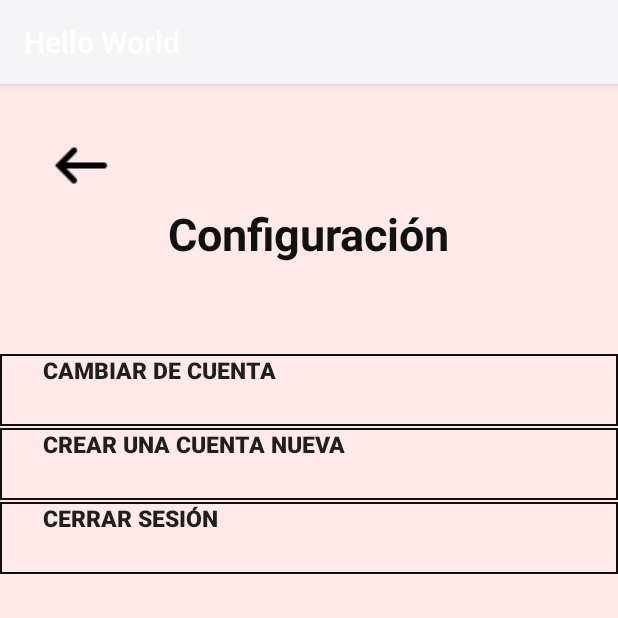
After one commit to LuCisneros/Gupo-Hello-World---Programacion-3, an Android app: the ConfigurationActivity screen opened directly, with no data from a screen before it, on a phone screen of 412 x 824 dp, the top half of it. The commit adds this screen. Run offline under Robolectric (Android 15) with nearby library versions, the phone set to English and light mode, and no system bars.

Commit message:
ConfigurationLayout

```diff
--- a/app/src/main/AndroidManifest.xml
+++ b/app/src/main/AndroidManifest.xml
@@ -10,6 +10,7 @@
         android:supportsRtl="true"
         android:theme="@style/AppTheme">
 
+        <activity android:name=".ConfigurationActivity"/>
         <activity android:name=".SearchActivity"/>
         <activity android:name=".ProductsActivity"/>
         <activity android:name=".MainActivity"/>
--- /dev/null
+++ b/app/src/main/java/com/example/helloworld/ConfigurationActivity.java
@@ -0,0 +1,66 @@
+package com.example.helloworld;
+
+import android.content.Intent;
+import android.os.Bundle;
+import android.view.View;
+import android.widget.Button;
+import android.widget.ImageButton;
+
+import androidx.appcompat.app.AppCompatActivity;
+
+
+public class ConfigurationActivity extends AppCompatActivity {
+
+    ImageButton arrow;
+    Button changeAccount;
+    Button createAccount;
+    Button closeAccount;
+
+    protected void onCreate(Bundle savedInstanceState) {
+        super.onCreate(savedInstanceState);
+
+        setContentView(R.layout.activity_configuracion);
+
+        arrow = findViewById(R.id.backArrow);
+        changeAccount = findViewById(R.id.cambiarCuenta);
+        createAccount = findViewById(R.id.cuentaNueva);
+        closeAccount = findViewById(R.id.cerrarSesion);
+
+        arrow.setOnClickListener(new View.OnClickListener() {
+            @Override
+            public void onClick(View view) {
+
+                Intent intent = new Intent(ConfigurationActivity.this, MenuActivity.class);
+                startActivity(intent);
+            }
+        });
+
+        changeAccount.setOnClickListener(new View.OnClickListener() {
+            @Override
+            public void onClick(View view) {
+
+                final Intent intent;
+                intent = new Intent(ConfigurationActivity.this, LoginActivity.class);
+                startActivity(intent);
+            }
+        });
+
+        createAccount.setOnClickListener(new View.OnClickListener() {
+            @Override
+            public void onClick(View view) {
+
+                Intent intent = new Intent(ConfigurationActivity.this, NewAccountActivity.class);
+                startActivity(intent);
+            }
+        });
+
+        closeAccount.setOnClickListener(new View.OnClickListener() {
+            @Override
+            public void onClick(View view) {
+
+                Intent intent = new Intent(ConfigurationActivity.this, LoginActivity.class);
+                startActivity(intent);
+            }
+        });
+    }
+}
--- /dev/null
+++ b/app/src/main/java/com/example/helloworld/MenuActivity.java
@@ -0,0 +1,4 @@
+package com.example.helloworld;
+
+public class MenuActivity {
+}
--- /dev/null
+++ b/app/src/main/res/drawable/bkg_button_config.xml
@@ -0,0 +1,6 @@
+<?xml version="1.0" encoding="utf-8"?>
+<shape xmlns:android="http://schemas.android.com/apk/res/android">
+    <solid android:color="@color/colorTransparent"/>
+    <stroke android:color="@color/colorBlack" android:width="1dp"/>
+    <padding android:left="@dimen/margin_small"/>
+</shape>
--- /dev/null
+++ b/app/src/main/res/layout/activity_configuracion.xml
@@ -0,0 +1,70 @@
+<?xml version="1.0" encoding="utf-8"?>
+<FrameLayout xmlns:android="http://schemas.android.com/apk/res/android"
+    android:layout_width="match_parent"
+    android:layout_height="match_parent"
+    xmlns:tools="http://schemas.android.com/tools">
+
+    <ImageView
+        android:layout_width="match_parent"
+        android:layout_height="match_parent"
+        android:scaleType="centerCrop"
+        android:src="@drawable/fondo"/>
+
+    <LinearLayout
+        android:layout_width="match_parent"
+        android:layout_height="match_parent"
+        android:orientation="vertical">
+
+        <ImageButton
+            android:id="@+id/backArrow"
+            android:layout_width="wrap_content"
+            android:layout_height="wrap_content"
+            android:layout_marginTop="@dimen/margin_small"
+            android:layout_marginLeft="@dimen/margin_small"
+            android:background="?attr/selectableItemBackgroundBorderless"
+            android:src="@drawable/back_arrow"/>
+
+        <TextView
+            android:layout_width="wrap_content"
+            android:layout_height="wrap_content"
+            android:layout_gravity="center"
+            android:textColor="@color/colorBlack"
+            android:textSize="30dp"
+            android:textStyle="bold"
+            android:text="@string/configurations"/>
+
+        <Button
+            android:id="@+id/cambiarCuenta"
+            android:layout_width="match_parent"
+            android:layout_height="wrap_content"
+            android:layout_marginTop="60dp"
+            android:background="@drawable/bkg_button_config"
+            android:gravity=""
+            android:textStyle="bold"
+            android:textSize="15dp"
+            android:text="@string/cambiarCuenta"/>
+
+        <Button
+            android:id="@+id/cuentaNueva"
+            android:layout_width="match_parent"
+            android:layout_height="wrap_content"
+            android:layout_marginTop="1dp"
+            android:background="@drawable/bkg_button_config"
+            android:gravity=""
+            android:textStyle="bold"
+            android:textSize="15dp"
+            android:text="@string/cuentaNueva"/>
+
+        <Button
+            android:id="@+id/cerrarSesion"
+            android:layout_width="match_parent"
+            android:layout_height="wrap_content"
+            android:layout_marginTop="1dp"
+            android:background="@drawable/bkg_button_config"
+            android:gravity=""
+            android:textStyle="bold"
+            android:textSize="15dp"
+            android:text="@string/cerrarSesion"/>
+
+    </LinearLayout>
+</FrameLayout>
--- a/app/src/main/res/layout/activity_login.xml
+++ b/app/src/main/res/layout/activity_login.xml
@@ -136,5 +136,6 @@
             android:layout_width="match_parent"
             android:layout_height="wrap_content"
             android:layout_weight="1"/>
+
     </LinearLayout>
 </FrameLayout>
--- a/app/src/main/res/layout/activity_main_menu.xml
+++ b/app/src/main/res/layout/activity_main_menu.xml
@@ -27,7 +27,7 @@
             android:layout_marginTop="2dp"
             android:textColor="#21599C"
             android:textStyle="bold"
-            android:background="@color/colorWhite"
+            android:background="?attr/selectableItemBackgroundBorderless"
             android:textSize="12dp"
             android:text="@string/menu" />
 
@@ -47,7 +47,7 @@
             android:layout_height="50dp"
             android:layout_marginTop="-35dp"
             android:layout_marginLeft="350dp"
-            android:background="#FFFFFF"
+            android:background="?attr/selectableItemBackgroundBorderless"
             android:src="@android:drawable/ic_menu_search" />
 
     </LinearLayout>
--- a/app/src/main/res/values/colors.xml
+++ b/app/src/main/res/values/colors.xml
@@ -5,8 +5,8 @@
     <color name="colorAccent">#B5021D</color>
 
     <color name="colorRed">#A50323</color>
-    <color name="colorLightRed">#CEFBF0F2</color>
-    <color name="colorTransparent">#81CCCBCB</color>
+    <color name="colorLightRed">#81F6C2C2</color>
+    <color name="colorTransparent">#00FBF0F0</color>
     <color name="colorBlack">#F5070707</color>
     <color name="colorWhite">#FFFFFF</color>
 
--- a/app/src/main/res/values/strings.xml
+++ b/app/src/main/res/values/strings.xml
@@ -14,6 +14,9 @@
     <string name="busqueda">Busque el producto</string>
     <string name="menu">Menú</string>
     <string name="destacados">Destacados</string>
-
+    <string name="configurations">Configuración</string>
+    <string name="cambiarCuenta">Cambiar de cuenta</string>
+    <string name="cuentaNueva">Crear una cuenta nueva</string>
+    <string name="cerrarSesion">Cerrar sesión</string>
 
 </resources>
```
Also changed, not shown: app/src/main/res/drawable/back_arrow.png (added).
